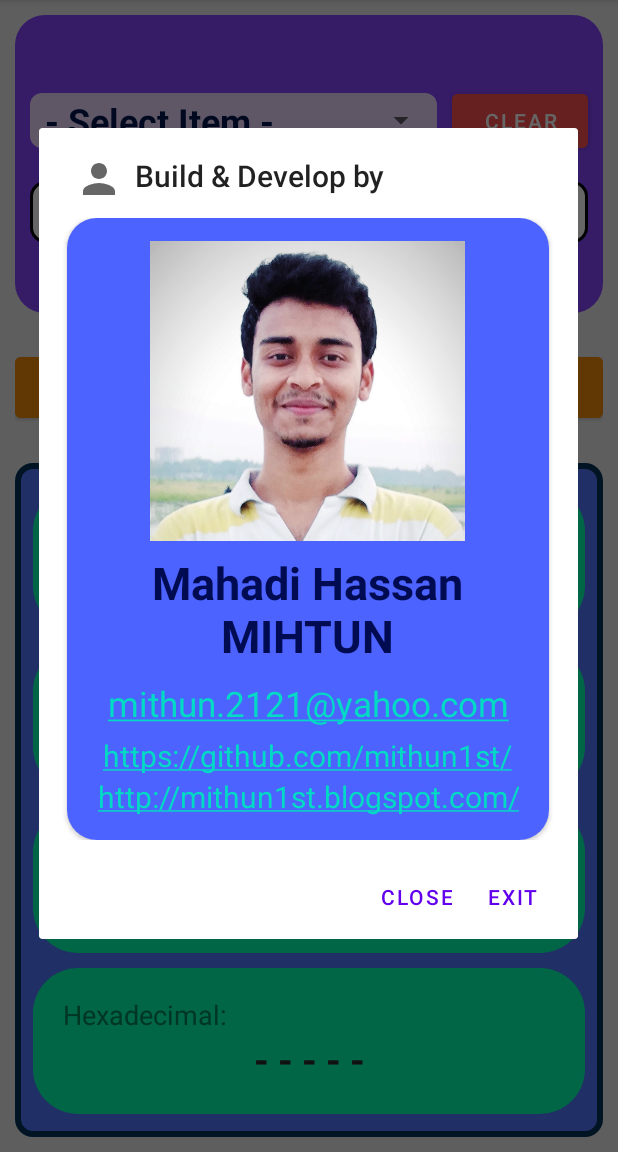
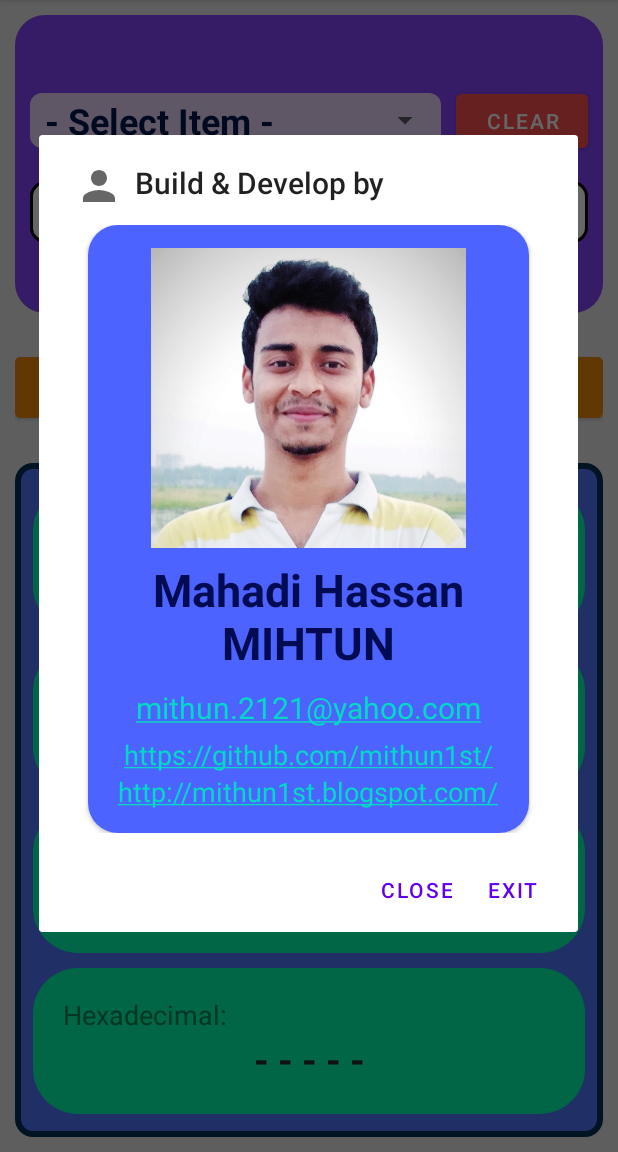
Before and after one commit to mithun1st/Number-System-apk, an Android app: the screen it shows after launch (MainActivity), after a tap on "About", on a phone screen of 412 x 824 dp, the part 84-1236 px from its top. Run offline under Robolectric (Android 15) with nearby library versions, the phone set to English and light mode, and no system bars.

Commit message:
ui resposive

```diff
--- a/app/build.gradle
+++ b/app/build.gradle
@@ -33,6 +33,7 @@ dependencies {
     implementation 'androidx.appcompat:appcompat:1.3.0'
     implementation 'com.google.android.material:material:1.3.0'
     implementation 'androidx.constraintlayout:constraintlayout:2.0.4'
+    implementation 'androidx.cardview:cardview:1.0.0'
     testImplementation 'junit:junit:4.+'
     androidTestImplementation 'androidx.test.ext:junit:1.1.2'
     androidTestImplementation 'androidx.test.espresso:espresso-core:3.3.0'
--- a/app/src/main/res/layout/about.xml
+++ b/app/src/main/res/layout/about.xml
@@ -48,7 +48,7 @@
                 android:text="mithun.2121@yahoo.com"
                 android:textStyle="normal"
                 android:autoLink="email"
-                android:textSize="23sp"
+                android:textSize="20sp"
                 android:gravity="center"
                 android:layout_width="match_parent"
                 android:layout_height="wrap_content"/>
@@ -57,7 +57,7 @@
                 android:text="https://github.com/mithun1st/"
                 android:textStyle="normal"
                 android:autoLink="web"
-                android:textSize="20sp"
+                android:textSize="18sp"
                 android:gravity="center"
                 android:layout_width="wrap_content"
                 android:layout_height="wrap_content"/>
@@ -65,7 +65,7 @@
                 android:text="http://mithun1st.blogspot.com/"
                 android:textStyle="normal"
                 android:autoLink="web"
-                android:textSize="20sp"
+                android:textSize="18sp"
                 android:gravity="center"
                 android:layout_width="wrap_content"
                 android:layout_height="wrap_content"/>
--- a/app/src/main/res/layout/activity_main.xml
+++ b/app/src/main/res/layout/activity_main.xml
@@ -32,7 +32,6 @@
                 <LinearLayout
                     android:gravity="center"
                     android:layout_marginBottom="12dp"
-                    android:weightSum="4"
                     android:layout_width="match_parent"
                     android:layout_height="wrap_content">
 
@@ -40,7 +39,7 @@
                         android:layout_marginRight="10dp"
                         android:layout_marginLeft="10dp"
                         android:background="@drawable/spinner_style"
-                        android:layout_weight="3"
+                        android:layout_weight="1"
                         android:layout_width="0dp"
                         android:layout_height="wrap_content">
                         <Spinner
@@ -55,8 +54,7 @@
                         android:text="Clear"
                         android:backgroundTint="#FF5151"
                         android:layout_marginRight="10dp"
-                        android:layout_width="0dp"
-                        android:layout_weight="1"
+                        android:layout_width="wrap_content"
                         android:layout_height="wrap_content"/>
 
 
```
